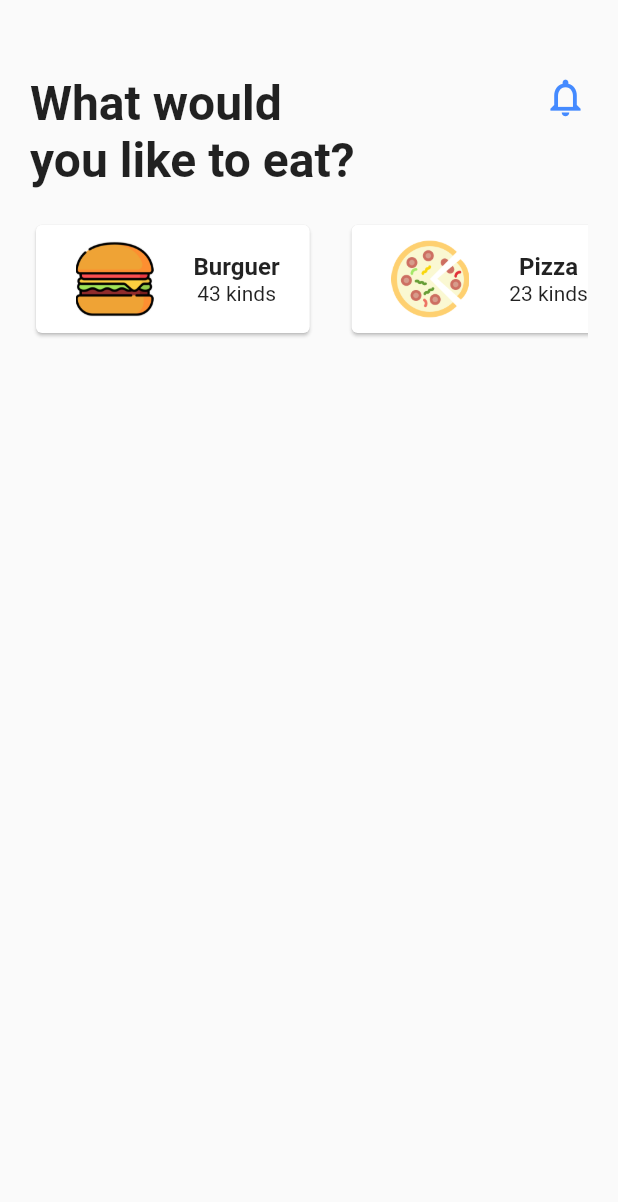
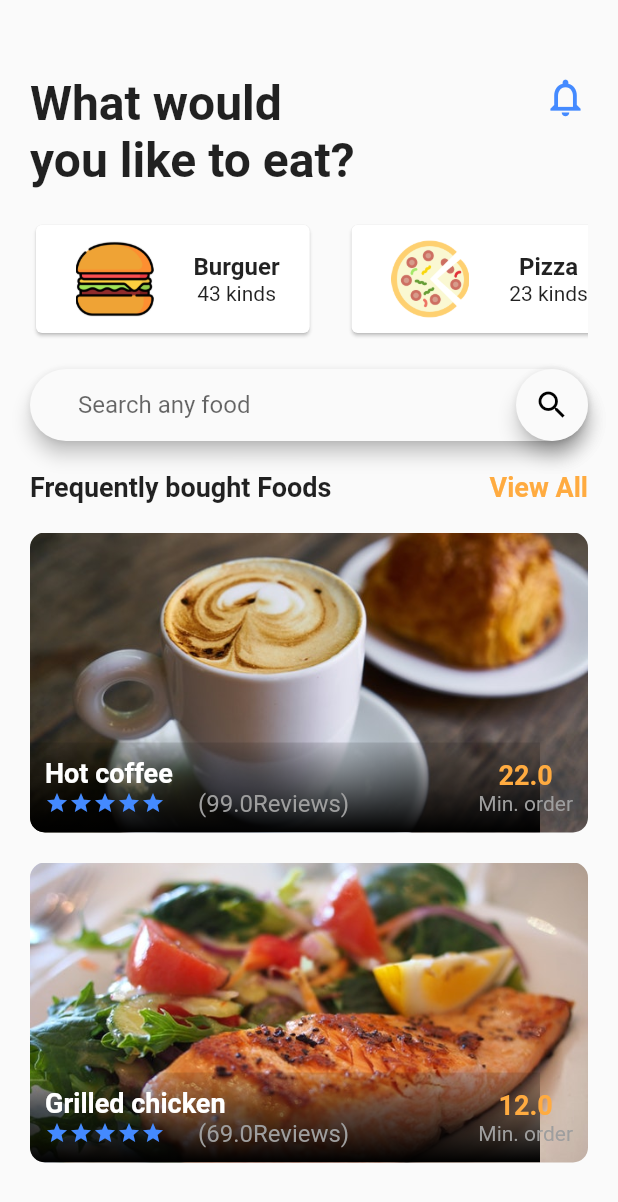
Before and after one commit to davidguzman1693/flutter_home_cook, a Flutter app: the screen it shows after launch, on a phone screen of 412 x 824 dp. Shown: the top 1202 px of the screen. Run offline on Flutter 3.47's test engine with Material 2 defaults, Android fonts, the phone set to English and light mode, and no system bars.

Commit message:
Vid 3,4,5. Adding a columng for most bought items and search field

```diff
--- /dev/null
+++ b/lib/src/data/food_data.dart
@@ -0,0 +1,34 @@
+class Food{
+  final String id;
+  final String name;
+  final String imagePath;
+  final String category;
+  final double price;
+  final double discount;
+  final double ratings;
+
+  Food({this.id, this.name, this.imagePath, this.category, this.price, this.discount, this.ratings});
+}
+
+
+final foods = [
+  Food(
+    id: "1",
+    name: "Hot coffee",
+    imagePath: "assets/images/breakfast.jpeg",
+    category: "1",
+    price: 22.0,
+    discount: 33.5,
+    ratings: 99.0
+  ),
+  Food(
+    id: "2",
+    name: "Grilled chicken",
+    imagePath: "assets/images/lunch.jpeg",
+    category: "2",
+    price: 12.0,
+    discount: 34.5,
+    ratings: 69.0
+  ),
+
+];
--- a/lib/src/homescreen.dart
+++ b/lib/src/homescreen.dart
@@ -1,6 +1,11 @@
 import 'package:flutter/material.dart';
 import 'package:home_cook/src/widgets/food_category.dart';
 import 'widgets/home_top_info.dart';
+import 'widgets/search_field.dart';
+import 'widgets/bought_foods.dart';
+
+//Data
+import 'data/food_data.dart';
 
 class HomeScreen extends StatefulWidget{
     @override
@@ -8,6 +13,8 @@ class HomeScreen extends StatefulWidget{
 }
 
 class _HomeScreenState extends State<HomeScreen>{
+
+  List<Food> _foods = foods;
 
   @override
   Widget build(BuildContext context){
@@ -17,8 +24,53 @@ class _HomeScreenState extends State<HomeScreen>{
             children: <Widget>[
               HomeTopInfo(),
               FoodCategory(),
+              SizedBox(height: 20.0,),
+              SearchField(),
+              SizedBox(height: 20.0,),
+              Row(
+                mainAxisAlignment: MainAxisAlignment.spaceBetween,
+                children: <Widget>[
+                  Text(
+                    "Frequently bought Foods",
+                    style: TextStyle(
+                      fontSize: 18.0,
+                      fontWeight: FontWeight.bold
+                    ),),
+                  GestureDetector(
+                      onTap: (){},
+                      child: Text(
+                      "View All",
+                      style: TextStyle(
+                        fontSize: 18.0,
+                        fontWeight: FontWeight.bold,
+                        color: Colors.orangeAccent
+                      ),
+                    ),
+                  )
+                ],
+              ),
+              SizedBox(height: 20.0,),
+              Column(
+                children: _foods.map(_buildFoodItems).toList(),
+              ),
             ],
         ),
     );
   }
+
+  Widget _buildFoodItems(Food food){
+    return Container(
+      margin: EdgeInsets.only(bottom: 20.0),
+      child: BoughtFoods(
+        id: food.id,
+        name: food.name,
+        imagePath: food.imagePath,
+        category: food.category,
+        discount: food.discount,
+        price: food.price,
+        ratings: food.ratings,
+      ),
+    );
+  }
+
 }
--- /dev/null
+++ b/lib/src/widgets/bought_foods.dart
@@ -0,0 +1,115 @@
+import 'package:flutter/material.dart';
+
+class BoughtFoods extends StatefulWidget{
+
+  final String id;
+  final String name;
+  final String imagePath;
+  final String category;
+  final double price;
+  final double discount;
+  final double ratings;
+
+  BoughtFoods({this.id, this.name, this.imagePath, this.category, this.price, this.discount, this.ratings});
+
+  @override
+  _BoughtFoodState createState() {
+    // TODO: implement createState
+    return _BoughtFoodState();
+  }
+}
+
+class _BoughtFoodState extends State<BoughtFoods>{
+  @override
+  Widget build(BuildContext context) {
+    return ClipRRect(
+      borderRadius: BorderRadius.circular(10.0),
+      child: Stack(
+        children: <Widget>[
+          Container(
+            height: 200.0,
+            width: 380.0,
+            child: Image.asset(widget.imagePath, fit: BoxFit.cover,),
+          ),
+          Positioned(
+            left: 0.0,
+            bottom: 0.0,
+
+            child: Container(
+              height: 60.0,
+              width: 340.0,
+              decoration: BoxDecoration(
+                gradient: LinearGradient(
+                  colors: [
+                    Colors.black, Colors.black12
+                  ],
+                  begin: Alignment.bottomCenter,
+                  end: Alignment.topCenter
+                )
+              ),
+            ),
+          ),
+          Positioned(
+            left: 10.0,
+            bottom: 10.0,
+            right: 10.0,
+            child: Row(
+              mainAxisAlignment: MainAxisAlignment.spaceBetween,
+              children: <Widget>[
+                Column(
+                  crossAxisAlignment: CrossAxisAlignment.start,
+                  children: <Widget>[
+                    Text(
+                      widget.name,
+                      style: TextStyle(
+                        color: Colors.white,
+                        fontSize: 18.0,
+                        fontWeight: FontWeight.bold
+                      ),
+                    ),
+                    Row(
+                      children: <Widget>[
+                        Icon(Icons.star, color: Theme.of(context).primaryColor, size: 16.0,),
+                        Icon(Icons.star, color: Theme.of(context).primaryColor, size: 16.0,),
+                        Icon(Icons.star, color: Theme.of(context).primaryColor, size: 16.0,),
+                        Icon(Icons.star, color: Theme.of(context).primaryColor, size: 16.0,),
+                        Icon(Icons.star, color: Theme.of(context).primaryColor, size: 16.0,),
+                        SizedBox(width: 22.0,),
+                        Text(
+                          "("+widget.ratings.toString()+"Reviews)",
+                          style: TextStyle(
+                            color: Colors.grey,
+                            fontSize: 16.0,
+                          ),
+                        )
+                      ],
+                    )
+                  ],
+                ),
+                Column(
+                  children: <Widget>[
+                    Text(
+                      widget.price.toString(),
+                      style: TextStyle(
+                        fontWeight: FontWeight.bold,
+                        color: Colors.orangeAccent,
+                        fontSize: 18.0
+                      ),
+                    ),
+                    Text(
+                      "Min. order",
+                      style: TextStyle(
+                        color: Colors.grey
+                      ),
+                    )
+                  ],
+                )
+              ],
+            ),
+          ),
+        ],
+      ),
+    );
+  }
+
+}
--- /dev/null
+++ b/lib/src/widgets/search_field.dart
@@ -0,0 +1,27 @@
+import 'package:flutter/material.dart';
+
+class SearchField extends StatelessWidget{
+  @override
+  Widget build(BuildContext context){
+
+    return Material(
+        elevation: 5.0,
+        borderRadius: BorderRadius.circular(30.0),
+        child: TextField(
+          decoration: InputDecoration(
+            contentPadding: EdgeInsets.symmetric(horizontal: 32.0, vertical: 14.0),
+            hintText: "Search any food",
+            suffixIcon: Material(
+                elevation: 5.0,
+                borderRadius: BorderRadius.circular(30.0),
+                child: Icon(
+                Icons.search,
+                color: Colors.black
+              ),
+            ),
+            border: InputBorder.none
+          ),
+        ),
+      );
+  }
+}
```
